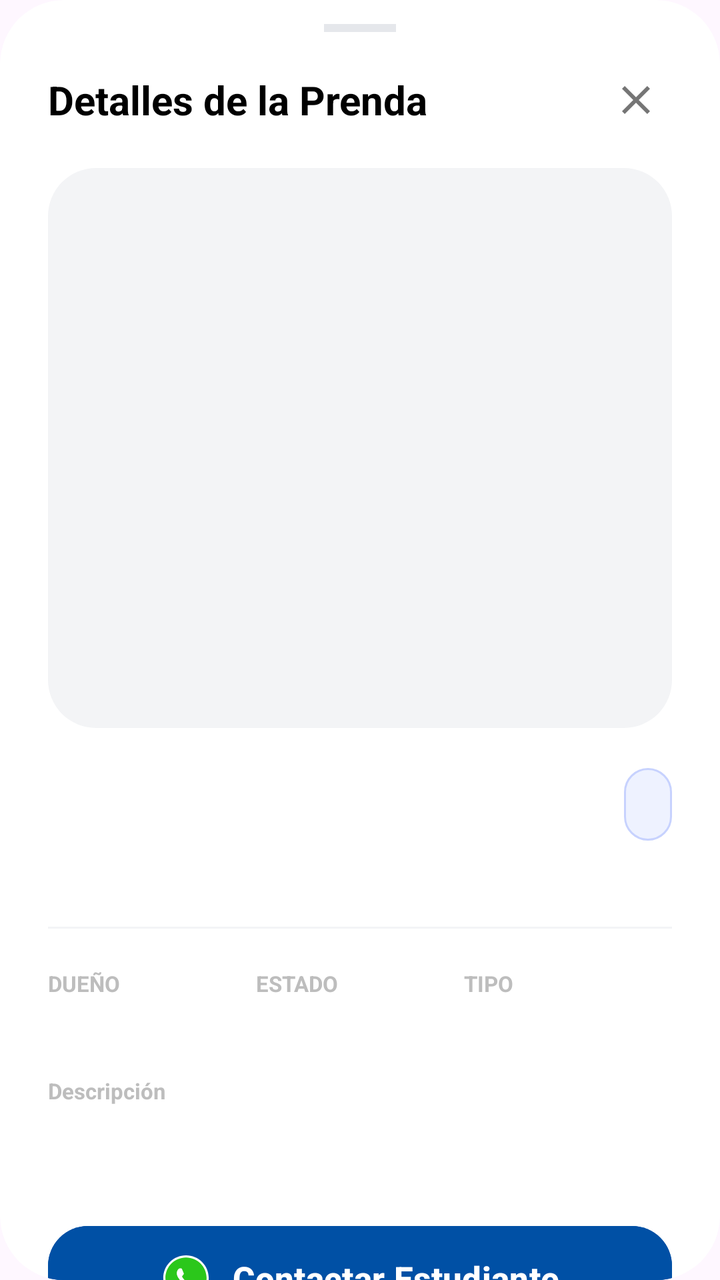
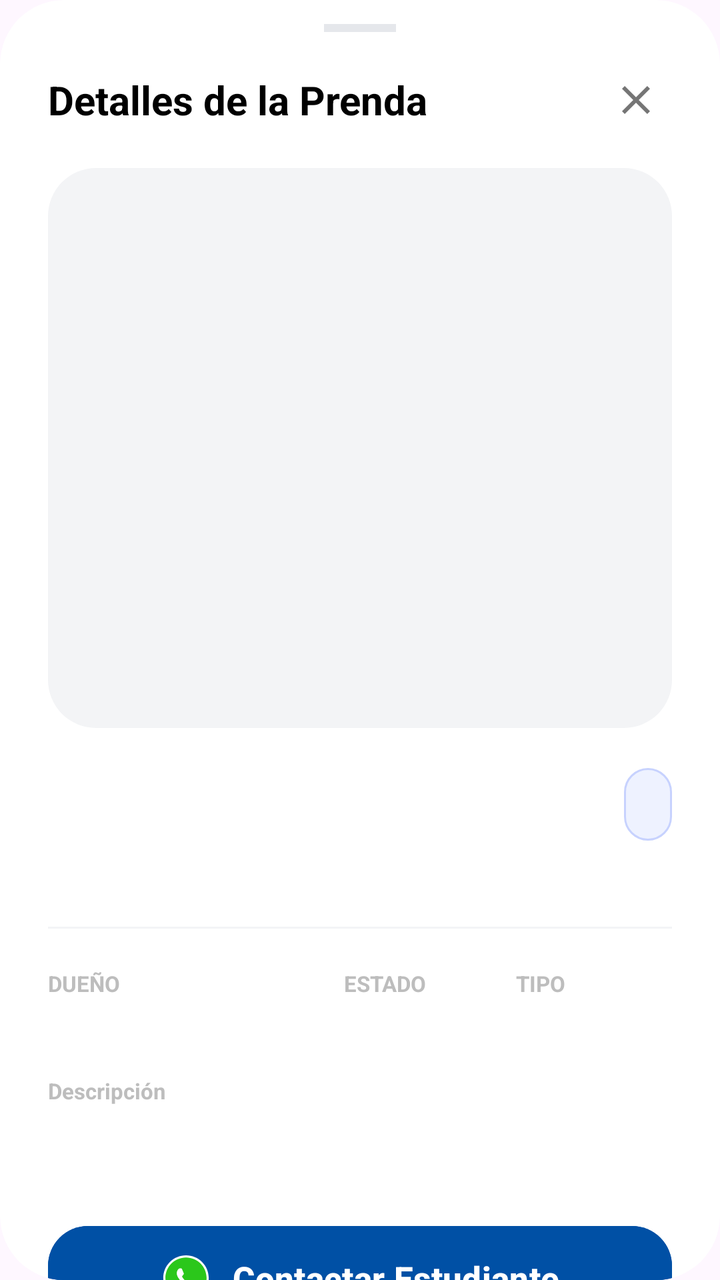

The first picture is an Android layout as it rendered before a commit; the second is the same layout after the commit. The layout source and the unified diff follow.
<!-- AndroidManifest.xml: application theme Theme.UniformeCircular -->
<!-- res/layout/dialog_product_detail.xml -->
<?xml version="1.0" encoding="utf-8"?>
<androidx.cardview.widget.CardView xmlns:android="http://schemas.android.com/apk/res/android"
    xmlns:app="http://schemas.android.com/apk/res-auto"
    android:layout_width="match_parent"
    android:layout_height="wrap_content"
    app:cardBackgroundColor="@color/white"
    app:cardCornerRadius="32dp"
    app:cardElevation="0dp">

    <androidx.core.widget.NestedScrollView
        android:layout_width="match_parent"
        android:layout_height="wrap_content">

        <LinearLayout
            android:layout_width="match_parent"
            android:layout_height="wrap_content"
            android:orientation="vertical"
            android:paddingHorizontal="24dp"
            android:paddingTop="12dp"
            android:paddingBottom="24dp">

            <View
                android:layout_width="36dp"
                android:layout_height="4dp"
                android:layout_gravity="center_horizontal"
                android:layout_marginBottom="16dp"
                android:background="#E5E7EB" />

            
            <RelativeLayout
                android:layout_width="match_parent"
                android:layout_height="wrap_content"
                android:layout_marginBottom="16dp">

                <TextView
                    android:id="@+id/tvDetailHeader"
                    android:layout_width="wrap_content"
                    android:layout_height="wrap_content"
                    android:layout_centerVertical="true"
                    android:text="@string/title_details"
                    android:textColor="@color/black"
                    android:textSize="20sp"
                    android:textStyle="bold" />

                <LinearLayout
                    android:layout_width="wrap_content"
                    android:layout_height="wrap_content"
                    android:layout_alignParentEnd="true"
                    android:gravity="center_vertical"
                    android:orientation="horizontal">

                    
                    <ImageButton
                        android:id="@+id/btnAdminMenu"
                        android:layout_width="36dp"
                        android:layout_height="36dp"
                        android:layout_marginEnd="8dp"
                        android:background="?attr/selectableItemBackgroundBorderless"
                        android:contentDescription="@string/desc_admin_menu"
                        android:src="@android:drawable/ic_menu_more"
                        android:visibility="gone"
                        app:tint="@color/amber_600" />

                    <ImageButton
                        android:id="@+id/btnCloseDetail"
                        android:layout_width="36dp"
                        android:layout_height="36dp"
                        android:background="?attr/selectableItemBackgroundBorderless"
                        android:src="@drawable/ic_close"
                        app:tint="@color/gray_600" />
                </LinearLayout>
            </RelativeLayout>

            
            <androidx.cardview.widget.CardView
                android:id="@+id/layoutAdminObservationAlert"
                android:layout_width="match_parent"
                android:layout_height="wrap_content"
                android:layout_marginBottom="16dp"
                android:visibility="gone"
                app:cardBackgroundColor="#FFF7ED"
                app:cardCornerRadius="16dp"
                app:cardElevation="0dp">
                <LinearLayout
                    android:layout_width="match_parent"
                    android:layout_height="wrap_content"
                    android:padding="12dp"
                    android:gravity="center_vertical">
                    <ImageView
                        android:layout_width="18dp"
                        android:layout_height="18dp"
                        android:src="@android:drawable/ic_dialog_info"
                        app:tint="#F59E0B" />
                    <TextView
                        android:id="@+id/tvAdminObservationReason"
                        android:layout_width="match_parent"
                        android:layout_height="wrap_content"
                        android:layout_marginStart="8dp"
                        android:textColor="#9A3412"
                        android:textSize="13sp"
                        android:textStyle="bold" />
                </LinearLayout>
            </androidx.cardview.widget.CardView>

            
            <androidx.cardview.widget.CardView
                android:layout_width="match_parent"
                android:layout_height="280dp"
                app:cardCornerRadius="24dp"
                app:cardElevation="0dp">
                <ImageView
                    android:id="@+id/ivDetailImage"
                    android:layout_width="match_parent"
                    android:layout_height="match_parent"
                    android:scaleType="centerCrop"
                    android:background="#F3F4F6" />
            </androidx.cardview.widget.CardView>

            
            <LinearLayout
                android:layout_width="match_parent"
                android:layout_height="wrap_content"
                android:layout_marginTop="20dp"
                android:gravity="center_vertical">

                <TextView
                    android:id="@+id/tvDetailPrendaName"
                    android:layout_width="0dp"
                    android:layout_height="wrap_content"
                    android:layout_weight="1"
                    android:textColor="@color/black"
                    android:textSize="24sp"
                    android:textStyle="bold" />

                <TextView
                    android:id="@+id/tvDetailPoints"
                    android:layout_width="wrap_content"
                    android:layout_height="wrap_content"
                    android:layout_marginStart="12dp"
                    android:background="@drawable/bg_points_badge"
                    android:paddingHorizontal="12dp"
                    android:paddingVertical="6dp"
                    android:textColor="@color/brand_blue"
                    android:textSize="18sp"
                    android:textStyle="bold" />
            </LinearLayout>

            <TextView
                android:id="@+id/tvDetailCategory"
                android:layout_width="wrap_content"
                android:layout_height="19dp"
                android:layout_marginTop="4dp"
                android:textColor="@color/brand_blue"
                android:textSize="14sp"
                android:textStyle="bold" />

            <View
                android:layout_width="match_parent"
                android:layout_height="1dp"
                android:layout_marginVertical="20dp"
                android:background="#F3F4F6" />

            <LinearLayout
                android:layout_width="match_parent"
                android:layout_height="wrap_content"
                android:orientation="horizontal"
                android:baselineAligned="false">
                <LinearLayout android:layout_width="0dp" android:layout_height="wrap_content" android:layout_weight="1" android:orientation="vertical">
                    <TextView android:layout_width="wrap_content" android:layout_height="wrap_content" android:text="@string/label_owner_upper" android:textColor="@color/gray_400" android:textSize="11sp" android:textStyle="bold" />
                    <TextView android:id="@+id/tvDetailOwner" android:layout_width="wrap_content" android:layout_height="wrap_content" android:textColor="@color/black" android:textSize="14sp" android:textStyle="bold" />
                </LinearLayout>
                <LinearLayout android:layout_width="0dp" android:layout_height="wrap_content" android:layout_weight="1" android:orientation="vertical">
                    <TextView android:layout_width="wrap_content" android:layout_height="wrap_content" android:text="@string/label_status_upper" android:textColor="@color/gray_400" android:textSize="11sp" android:textStyle="bold" />
                    <TextView android:id="@+id/tvDetailEstadoFisico" android:layout_width="wrap_content" android:layout_height="wrap_content" android:textColor="@color/black" android:textSize="14sp" android:textStyle="bold" />
                </LinearLayout>
                <LinearLayout android:layout_width="0dp" android:layout_height="wrap_content" android:layout_weight="1" android:orientation="vertical">
                    <TextView android:layout_width="wrap_content" android:layout_height="wrap_content" android:text="@string/label_type_upper" android:textColor="@color/gray_400" android:textSize="11sp" android:textStyle="bold" />
                    <TextView android:id="@+id/tvDetailType" android:layout_width="wrap_content" android:layout_height="wrap_content" android:textColor="@color/black" android:textSize="14sp" android:textStyle="bold" />
                </LinearLayout>
            </LinearLayout>

            <TextView
                android:layout_width="wrap_content"
                android:layout_height="wrap_content"
                android:layout_marginTop="20dp"
                android:text="@string/label_description"
                android:textColor="@color/gray_400"
                android:textSize="11sp"
                android:textStyle="bold" />

            <TextView
                android:id="@+id/tvDetailDescription"
                android:layout_width="match_parent"
                android:layout_height="wrap_content"
                android:layout_marginTop="4dp"
                android:lineSpacingExtra="4dp"
                android:textColor="#4B5563"
                android:textSize="15sp" />

            
            <com.google.android.material.button.MaterialButton
                android:id="@+id/btnContact"
                android:layout_width="match_parent"
                android:layout_height="60dp"
                android:layout_marginTop="32dp"
                android:backgroundTint="@color/brand_blue"
                android:elevation="4dp"
                android:text="@string/btn_contact"
                android:textAllCaps="false"
                android:textSize="17sp"
                android:textStyle="bold"
                app:cornerRadius="20dp"
                app:icon="@drawable/ic_whatsapp"
                app:iconGravity="textStart"
                app:iconPadding="10dp"
                app:iconSize="26dp"
                app:iconTint="@null" />

        </LinearLayout>
    </androidx.core.widget.NestedScrollView>
</androidx.cardview.widget.CardView>
<!-- resources referenced by this layout -->
<resources>
  <color name="amber_600">#D97706</color>
  <color name="black">#FF000000</color>
  <color name="brand_blue">#0050A5</color>
  <color name="gray_400">#BDBDBD</color>
  <color name="gray_600">#757575</color>
  <color name="white">#FFFFFFFF</color>
  <!-- drawable bg_points_badge (drawable) -->
  <?xml version="1.0" encoding="utf-8"?>
  <shape xmlns:android="http://schemas.android.com/apk/res/android">
      <solid android:color="#EEF2FF" />
      <corners android:radius="12dp" />
      <stroke android:width="1dp" android:color="#C7D2FE" />
  </shape>
  <!-- drawable ic_close (drawable) -->
  <vector xmlns:android="http://schemas.android.com/apk/res/android"
      android:width="24dp"
      android:height="24dp"
      android:viewportWidth="24"
      android:viewportHeight="24">
    <path
        android:fillColor="#FF000000"
        android:pathData="M19,6.41L17.59,5 12,10.59 6.41,5 5,6.41 10.59,12 5,17.59 6.41,19 12,13.41 17.59,19 19,17.59 13.41,12z"/>
  </vector>
  <!-- drawable ic_whatsapp (drawable) -->
  <vector xmlns:android="http://schemas.android.com/apk/res/android"
      android:width="24dp"
      android:height="24dp"
      android:viewportWidth="24"
      android:viewportHeight="24">
  
    
    <path
        android:fillColor="#FFFFFF"
        android:pathData="M12.004,1.5C6.2,1.5 1.5,6.2 1.5,12.004c0,1.95 0.53,3.77 1.45,5.35L1.5,22.5l5.38,-1.41c1.53,0.92 3.32,1.41 5.12,1.41C17.8,22.5 22.5,17.8 22.5,12.004C22.5,6.2 17.8,1.5 12.004,1.5z" />
  
    
    <path
        android:fillColor="#2BC71B"
        android:pathData="M12.004,2.5C6.75,2.5 2.5,6.75 2.5,12.004c0,1.76 0.48,3.41 1.31,4.83L2.5,21.5l4.85,-1.27c1.38,0.83 2.99,1.27 4.65,1.27C17.25,21.5 21.5,17.25 21.5,12.004C21.5,6.75 17.25,2.5 12.004,2.5z" />
  
    
    <path
        android:fillColor="#FFFFFF"
        android:pathData="M16.924,15.178c-0.218,0.612 -1.076,1.151 -1.488,1.218c-0.378,0.061 -0.871,0.089 -1.411,-0.083c-0.344,-0.11 -0.771,-0.25 -1.332,-0.492c-2.36,-1.021 -3.882,-3.411 -4.001,-3.569c-0.118,-0.158 -0.963,-1.282 -0.963,-2.447c0,-1.165 0.609,-1.737 0.827,-1.972c0.218,-0.235 0.479,-0.294 0.638,-0.294c0.159,0 0.319,0.003 0.458,0.01c0.146,0.007 0.343,-0.056 0.539,0.419c0.2,0.485 0.686,1.674 0.745,1.794c0.059,0.12 0.099,0.259 0.019,0.419c-0.079,0.16 -0.119,0.259 -0.239,0.399c-0.12,0.14 -0.252,0.312 -0.36,0.422c-0.12,0.12 -0.245,0.251 -0.106,0.49c0.139,0.238 0.617,1.018 1.325,1.651c0.912,0.814 1.68,1.066 1.919,1.185c0.239,0.119 0.379,0.099 0.519,-0.06c0.14,-0.159 0.598,-0.697 0.757,-0.936c0.159,-0.238 0.318,-0.198 0.538,-0.119c0.22,0.079 1.395,0.658 1.634,0.777c0.239,0.119 0.398,0.179 0.458,0.279C17.222,14.079 17.142,14.566 16.924,15.178z"/>
  </vector>
  <string name="btn_contact">Contactar Estudiante</string>
  <string name="desc_admin_menu">Opciones de administración</string>
  <string name="label_description">Descripción</string>
  <string name="label_owner_upper">DUEÑO</string>
  <string name="label_status_upper">ESTADO</string>
  <string name="label_type_upper">TIPO</string>
  <string name="title_details">Detalles de la Prenda</string>
  <style name="Theme.UniformeCircular" parent="Base.Theme.UniformeCircular">
          <item name="windowActionBar">false</item>
          <item name="windowNoTitle">true</item>
          <item name="android:windowActivityTransitions">true</item>
          <item name="android:windowContentTransitions">true</item>
  
          
          <item name="android:windowDrawsSystemBarBackgrounds">true</item>
          <item name="android:statusBarColor">@android:color/transparent</item>
          <item name="android:navigationBarColor">@android:color/transparent</item>
          <item name="android:windowTranslucentStatus">false</item>
          <item name="android:windowTranslucentNavigation">false</item>
  
          
          <item name="android:textColorHint">@color/hint_color</item>
      </style>
  <style name="Base.Theme.UniformeCircular" parent="Theme.Material3.Light.NoActionBar">
  
      </style>
  <color name="hint_color">#616161</color>
</resources>

<!-- the commit's change to res/layout/dialog_product_detail.xml (unified diff, before → after) -->
@@ -165,15 +165,29 @@
                 android:layout_height="wrap_content"
                 android:orientation="horizontal"
                 android:baselineAligned="false">
-                <LinearLayout android:layout_width="0dp" android:layout_height="wrap_content" android:layout_weight="1" android:orientation="vertical">
+                <LinearLayout
+                    android:layout_width="0dp"
+                    android:layout_height="wrap_content"
+                    android:layout_weight="1.4"
+                    android:orientation="vertical"
+                    android:layout_marginEnd="12dp">
                     <TextView android:layout_width="wrap_content" android:layout_height="wrap_content" android:text="@string/label_owner_upper" android:textColor="@color/gray_400" android:textSize="11sp" android:textStyle="bold" />
                     <TextView android:id="@+id/tvDetailOwner" android:layout_width="wrap_content" android:layout_height="wrap_content" android:textColor="@color/black" android:textSize="14sp" android:textStyle="bold" />
                 </LinearLayout>
-                <LinearLayout android:layout_width="0dp" android:layout_height="wrap_content" android:layout_weight="1" android:orientation="vertical">
+                <LinearLayout
+                    android:layout_width="0dp"
+                    android:layout_height="wrap_content"
+                    android:layout_weight="0.8"
+                    android:orientation="vertical"
+                    android:layout_marginEnd="8dp">
                     <TextView android:layout_width="wrap_content" android:layout_height="wrap_content" android:text="@string/label_status_upper" android:textColor="@color/gray_400" android:textSize="11sp" android:textStyle="bold" />
                     <TextView android:id="@+id/tvDetailEstadoFisico" android:layout_width="wrap_content" android:layout_height="wrap_content" android:textColor="@color/black" android:textSize="14sp" android:textStyle="bold" />
                 </LinearLayout>
-                <LinearLayout android:layout_width="0dp" android:layout_height="wrap_content" android:layout_weight="1" android:orientation="vertical">
+                <LinearLayout
+                    android:layout_width="0dp"
+                    android:layout_height="wrap_content"
+                    android:layout_weight="0.8"
+                    android:orientation="vertical">
                     <TextView android:layout_width="wrap_content" android:layout_height="wrap_content" android:text="@string/label_type_upper" android:textColor="@color/gray_400" android:textSize="11sp" android:textStyle="bold" />
                     <TextView android:id="@+id/tvDetailType" android:layout_width="wrap_content" android:layout_height="wrap_content" android:textColor="@color/black" android:textSize="14sp" android:textStyle="bold" />
                 </LinearLayout>
